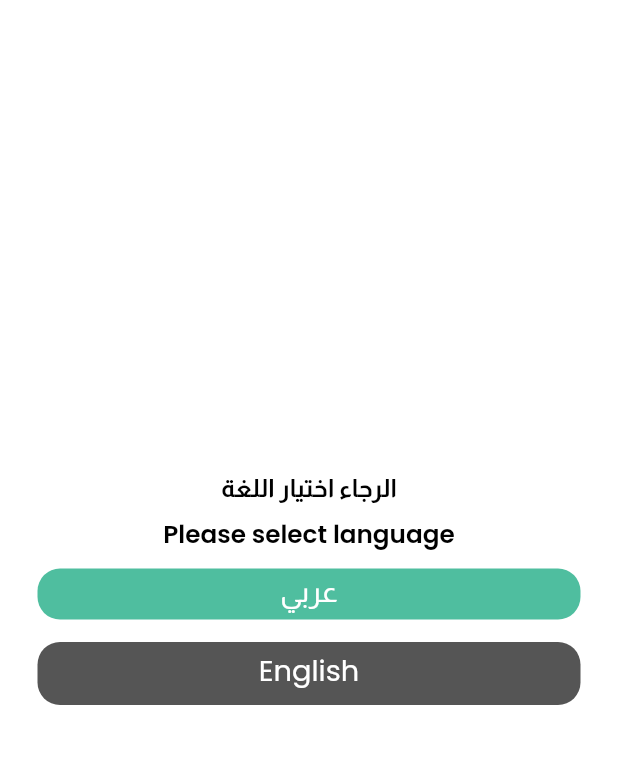
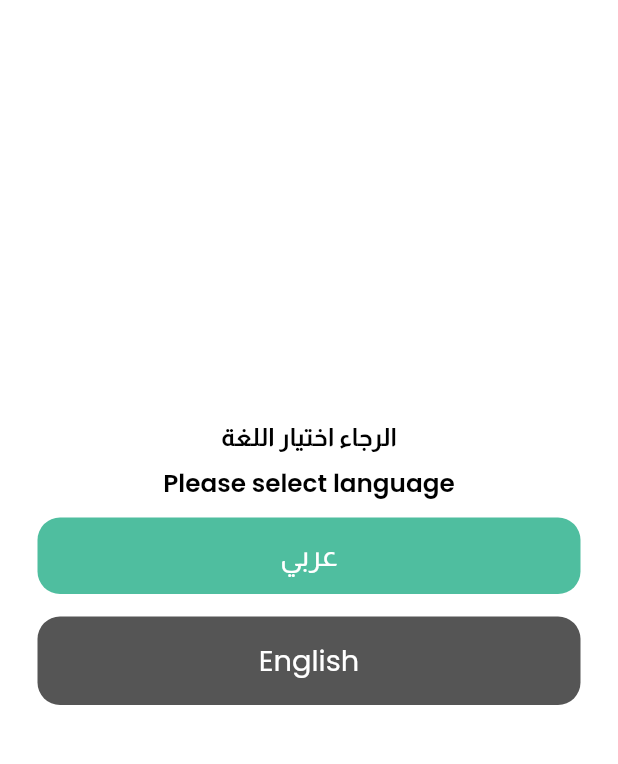
Before and after one commit to moh-gomaa/Algoriza-BookingApp, a Flutter app: the screen it shows after launch, on a phone screen of 412 x 824 dp, the part 471-1235 px from its top. Run offline on Flutter 3.47's test engine with Material 2 defaults, Android fonts, the phone set to English and light mode, and no system bars; our stand-ins replace bloc, connectivity_plus, dio, equatable, flutter_bloc, internet_connection_checker and 6 more; accounts and stored records are empty; project files that could hold a hidden picture were left out.

Commit message:
-Modification in architecture

```diff
--- a/lib/core/utils/routes/app_router.dart
+++ b/lib/core/utils/routes/app_router.dart
@@ -1,6 +1,7 @@
 import 'package:booking_app/core/bottom_navigation/pages/main_screen.dart';
 import 'package:booking_app/data/models/user_model.dart';
-import 'package:booking_app/features/home/pages/home_screen.dart';
+import 'package:booking_app/features/get_started/pages/get_started_screen.dart';
+import 'package:booking_app/features/language/pages/lang_screen.dart';
 import 'package:booking_app/features/login/login_screen.dart';
 import 'package:booking_app/features/onboarding/pages/onboarding_screen.dart';
 import 'package:booking_app/features/profile/pages/profile_details_screen.dart';
@@ -21,13 +22,22 @@ class AppRouter {
           duration: animationDuration,
           settings: settings,
         );
-      case '/tt':
+      case '/lang':
         return PageTransition(
-          child: HomeScreen(),
+          child: LangScreen(),
           type: PageTransitionType.rightToLeft,
           duration: animationDuration,
           settings: settings,
         );
+
+      case '/getStarted':
+        return PageTransition(
+          child: GetStartedScreen(),
+          type: PageTransitionType.rightToLeft,
+          duration: animationDuration,
+          settings: settings,
+        );
+
       case '/onboarding':
         return PageTransition(
           child: OnBoardScreen(),
--- a/lib/data/models/basic_model.dart
+++ b/lib/data/models/basic_model.dart
@@ -20,11 +20,12 @@ class BasicModel {
     debugPrint('language=== $lang');
     userID = await getValuesSF("userID");
     debugPrint('userID==$userID');
+    debugPrint('isLogin==$isLogin');
     name = await getValuesSF("name");
     userToken = await getValuesSF("userToken");
     debugPrint('userToken==$userToken');
 
-    if (userID != null) {
+    if (userID != '') {
       isLogin = true;
     } else {
       isLogin = false;
--- a/lib/features/setting/pages/setting_screen.dart
+++ b/lib/features/setting/pages/setting_screen.dart
@@ -16,7 +16,6 @@ class SettingScreen extends StatelessWidget {
   @override
   Widget build(BuildContext context) {
     return Scaffold(
-      backgroundColor: OwnTheme.colorPalette['black'],
       body: BlocConsumer<LocaleCubit, ChangeLocaleState>(
         listener: (context, state) {
           // TODO: implement listener
--- a/lib/main.dart
+++ b/lib/main.dart
@@ -1,4 +1,3 @@
-import 'package:booking_app/core/bottom_navigation/pages/main_screen.dart';
 import 'package:booking_app/core/connectivity/cubit/connectivity_cubit.dart';
 import 'package:booking_app/core/connectivity/pages/connectivity_Screen.dart';
 import 'package:booking_app/core/localization/cubit/locale_cubit.dart';
@@ -7,18 +6,17 @@ import 'package:booking_app/core/main_blocs/blocs.dart';
 import 'package:booking_app/core/main_blocs/providers.dart';
 import 'package:booking_app/core/utils/routes/app_router.dart';
 import 'package:booking_app/data/models/basic_model.dart';
-import 'package:booking_app/features/language/pages/lang_screen.dart';
-import 'package:booking_app/features/onboarding/pages/onboarding_screen.dart';
-import 'package:booking_app/resources/constants/constants.dart';
+import 'package:booking_app/features/screens/splash_screen.dart';
 import 'package:connectivity_plus/connectivity_plus.dart';
 import 'package:flutter/material.dart';
 import 'package:sizer/sizer.dart';
 import 'resources/themes/theme.dart';
 
 Future<void> main() async {
-
   WidgetsFlutterBinding.ensureInitialized();
   await BasicModel.init();
+  // debugPrint('main=${BasicModel.isLogin}');
+
   runApp(MyApp(
     connectivity: Connectivity(),
   ));
@@ -54,13 +52,7 @@ class MyApp extends StatelessWidget {
                 home: BlocBuilder<ConnectivityCubit, ConnectivityState>(
                     builder: (context, state) {
                   if (state is InternetConnected) {
-                    if(lang == '')
-                      return LangScreen();
-                    else if(BasicModel.isLogin)
-                      return MainScreen();
-                    else
-                      return OnBoardScreen();
-
+                    return SplashScreen();
                   } else if (state is InternetDisconnected) {
                     return ConnectivityScreen();
                   }
--- a/lib/resources/buttonkey/button.dart
+++ b/lib/resources/buttonkey/button.dart
@@ -11,8 +11,8 @@ class ButtonKey extends StatelessWidget {
   final bool isLoading;
   final String? language;
 
-  const ButtonKey({
-    Key? key,
+  const ButtonKey(
+      {Key? key,
       this.function,
       this.buttonText,
       this.textColor,
@@ -20,27 +20,27 @@ class ButtonKey extends StatelessWidget {
       this.padding,
       this.radius = round,
       this.isLoading = false,
-    this.language
-  }) : super(key: key);
+      this.language})
+      : super(key: key);
 
   @override
   Widget build(BuildContext context) {
-    if(isLoading)
-      return CircularProgressIndicator();
+    if (isLoading)
+      return Center(child: CircularProgressIndicator());
     else
       return GestureDetector(
         onTap: () {
           function != null ? function!() : null;
         },
         child: Container(
-          padding: padding ?? EdgeInsets.only( bottom: 8, top: 5),
+          padding: padding ?? EdgeInsets.all(space1),
           decoration: BoxDecoration(
               color: backgroundColor ?? OwnTheme.colorPalette['primary'],
               borderRadius: BorderRadius.circular(radius)),
           child: Center(
             child: Text(
               '${buttonText}',
-              style: OwnTheme.suitableTextStyle(lang: language?? lang)
+              style: OwnTheme.suitableTextStyle(lang: language ?? lang)
                   .copyWith(color: textColor ?? OwnTheme.colorPalette['white']),
             ),
           ),
--- a/lib/resources/themes/theme.dart
+++ b/lib/resources/themes/theme.dart
@@ -18,8 +18,8 @@ final ThemeData ownThemeData = ThemeData(
       elevation: 0.0,
       backgroundColor: Colors.transparent,
     ),
-    primarySwatch: Colors.blue,
-    scaffoldBackgroundColor: OwnTheme.colorPalette['white'],
+    primarySwatch: OwnTheme.primaryColor,
+    scaffoldBackgroundColor: OwnTheme.colorPalette['black'],
     bottomSheetTheme: const BottomSheetThemeData(
         backgroundColor: Colors.transparent,
         modalBackgroundColor: Colors.transparent));
@@ -39,6 +39,22 @@ class OwnTheme {
     'bg': Color(0xFF7EB1F2),
     'drawer': Color(0xFF313A42)
   };
+
+  static const MaterialColor primaryColor = const MaterialColor(
+    0xFF4FBE9F, // 0% comes in here, this will be color picked if no shade is selected when defining a Color property which doesn’t require a swatch.
+    const <int, Color>{
+      50: const Color(0xFF4FBE9F ),//10%
+      100: const Color(0xFF4FBE9F),//20%
+      200: const Color(0xFF4FBE9F),//30%
+      300: const Color(0xFF4FBE9F),//40%
+      400: const Color(0xFF4FBE9F),//50%
+      500: const Color(0xFF4FBE9F),//60%
+      600: const Color(0xFF4FBE9F),//70%
+      700: const Color(0xFF4FBE9F),//80%
+      800: const Color(0xFF4FBE9F),//90%
+      900: const Color(0xFF4FBE9F),//100%
+    },
+  );
 
 //  ------------------------------- Various Fonts Style -------------------------
 
@@ -82,7 +98,7 @@ class OwnTheme {
 
   static TextStyle prNormalTextStyle({required String lang}) {
     return TextStyle(
-        fontSize: 16.sp,
+        fontSize: 12.sp,
         color: colorPalette['black'],
         height: 1.5,
         fontFamily: lang == "ar" ? "fontAr" : "fontEn");
@@ -90,7 +106,7 @@ class OwnTheme {
 
   static TextStyle prBoldTextStyle({required String lang}) {
     return TextStyle(
-        fontSize: 16.sp,
+        fontSize: 12.sp,
         color: colorPalette['black'],
         fontWeight: FontWeight.w500,
         height: 1.5,
```
Also changed, not shown: lib/features/language/pages/lang_screen.dart (+6 -2 lines), lib/features/login/login_screen.dart (+11 -21 lines), lib/features/onboarding/widgets/onboarding_item.dart (+5 -4 lines), lib/features/screens/splash_screen.dart (+39 -33 lines), pubspec.yaml (+7 -0 lines), 27 other files. Lines whose indentation alone changed are shown as unchanged.
